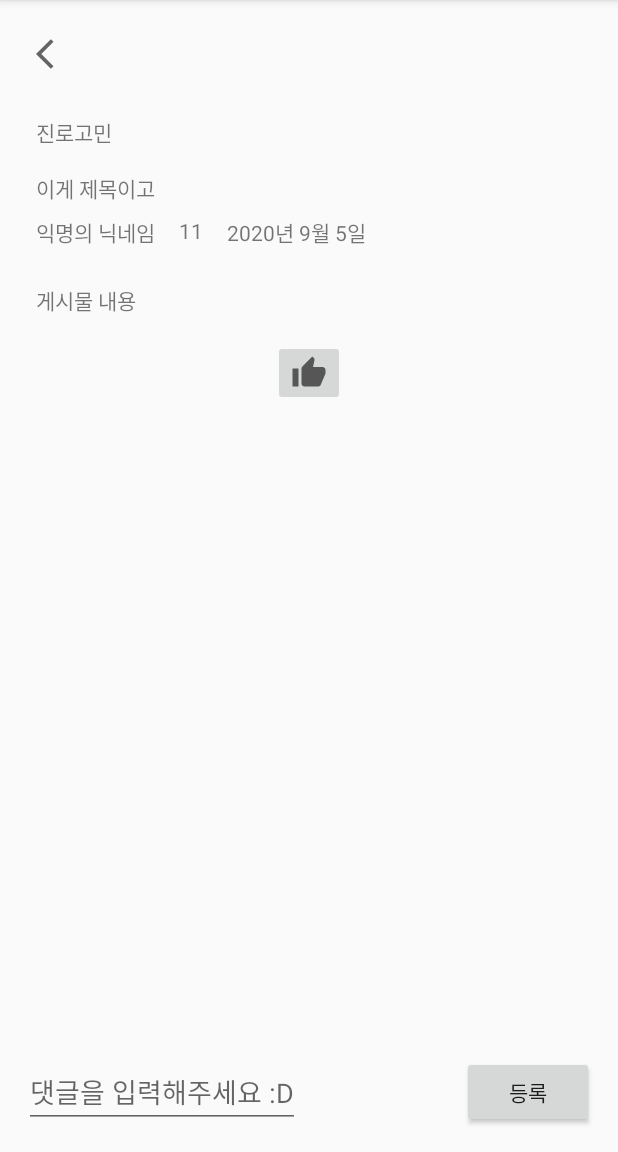
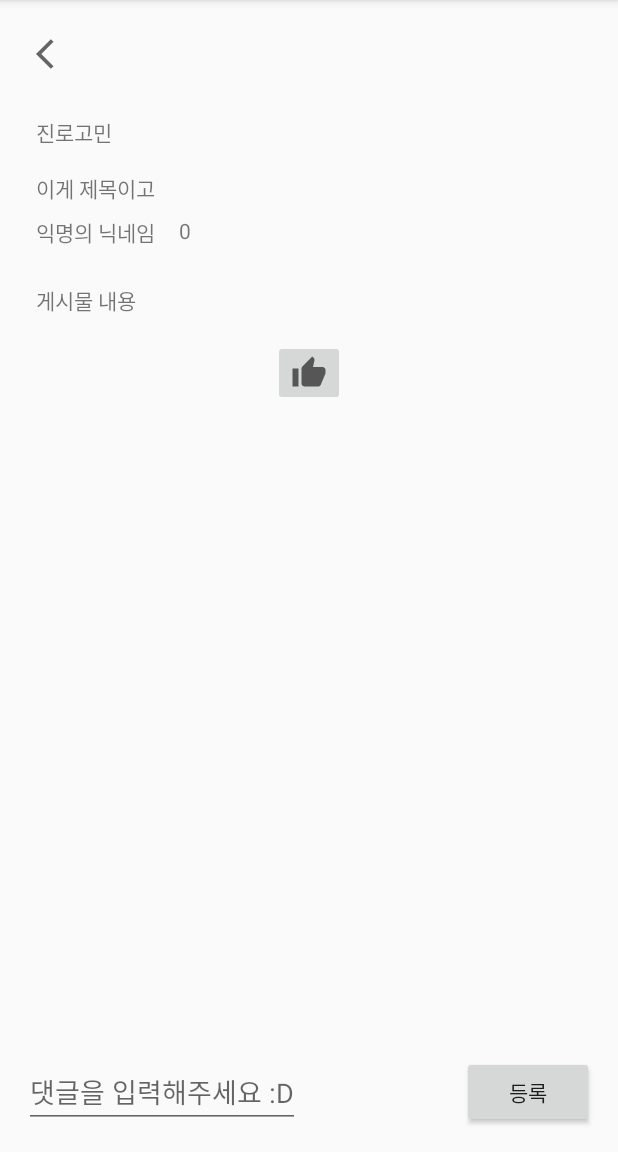
Before and after one commit to Samuel3Shin/android_master, an Android app: the DetailActivity screen opened directly, with no data from a screen before it, on a phone screen of 412 x 824 dp, the part 84-1236 px from its top. Run offline under Robolectric (Android 15) with nearby library versions, the phone set to English and light mode, and no system bars; our stand-ins replace Firebase (no records; nobody signed in at launch, a user with empty details on screens opened directly), Picasso; 2 statements that could not run were skipped.

Commit message:
20200906

```diff
--- a/AnonymousSNS/app/src/main/java/com/example/anonymoussns/Comment.kt
+++ b/AnonymousSNS/app/src/main/java/com/example/anonymoussns/Comment.kt
@@ -4,6 +4,7 @@ class Comment {
     var commentId = ""
     var postId = ""
     var writerId = ""
+    var nickname = ""
     var message = ""
     var writeTime:Any = Any()
     var bgUri = ""
--- a/AnonymousSNS/app/src/main/java/com/example/anonymoussns/DetailActivity.kt
+++ b/AnonymousSNS/app/src/main/java/com/example/anonymoussns/DetailActivity.kt
@@ -15,6 +15,7 @@ import androidx.recyclerview.widget.RecyclerView
 import com.google.firebase.database.*
 import com.squareup.picasso.Picasso
 import kotlinx.android.synthetic.main.activity_write.*
+import kotlinx.android.synthetic.main.gupsik_comment.view.*
 import kotlinx.android.synthetic.main.gupsik_detail.*
 
 
@@ -112,6 +113,28 @@ class DetailActivity : AppCompatActivity() {
 
         })
 
+        back_button.setOnClickListener {
+            finish()
+        }
+
+        // hitsCountText 갱신해준다.
+        val postRef = FirebaseDatabase.getInstance().getReference("/Posts/$postId")
+
+        postRef.addListenerForSingleValueEvent(object: ValueEventListener {
+            override fun onCancelled(error: DatabaseError) {
+                TODO("Not yet implemented")
+            }
+
+            override fun onDataChange(snapshot: DataSnapshot) {
+                val hitsCount = snapshot.child("hitsCount").getValue()
+                hitsCountText.setText(hitsCount.toString())
+
+                val writeTime = snapshot.child("writeTime").getValue()
+                val date = Utils.getDiffTimeText(writeTime as Long)
+                dateTextView.setText(date)
+            }
+        })
+
         register_button.setOnClickListener {
             val comment = Comment()
             val newRef = FirebaseDatabase.getInstance().getReference("Comments/$postId").push()
@@ -141,7 +164,6 @@ class DetailActivity : AppCompatActivity() {
 
         }
 
-
     }
 
     fun getMyId(): String {
@@ -150,6 +172,8 @@ class DetailActivity : AppCompatActivity() {
 
     inner class MyViewHolder(itemView: View): RecyclerView.ViewHolder(itemView) {
         val commentText = itemView.findViewById<TextView>(R.id.comment_text)
+        val commentWriteTime = itemView.dateTextView
+        val commentNickname = itemView.nickname
     }
 
     inner class MyAdapter: RecyclerView.Adapter<MyViewHolder>() {
@@ -163,6 +187,8 @@ class DetailActivity : AppCompatActivity() {
             val comment = commentList[position]
             comment?.let {
                 holder.commentText.text = comment.message
+                holder.commentWriteTime.text = Utils.getDiffTimeText(comment.writeTime as Long)
+//                holder.commentNickname.text = comment.nickname
             }
         }
 
@@ -172,6 +198,7 @@ class DetailActivity : AppCompatActivity() {
 
     }
 
+    // 점점점 메뉴 옵션 넣은부분. 수정, 삭제 가능.
     override fun onCreateOptionsMenu(menu: Menu?): Boolean {
         menuInflater.inflate(R.menu.detail, menu)
         return true
@@ -196,6 +223,7 @@ class DetailActivity : AppCompatActivity() {
                 return true
             }
         }
+
         return super.onOptionsItemSelected(item)
     }
 
--- a/AnonymousSNS/app/src/main/java/com/example/anonymoussns/Post.kt
+++ b/AnonymousSNS/app/src/main/java/com/example/anonymoussns/Post.kt
@@ -9,8 +9,8 @@ class Post {
     var writeTime:Any = Any()
     var bgUri = ""
     var commentCount = 0
-    var hits = 0
-    var likes = 0
+    var hitsCount = 0
+    var likesCount = 0
     var nickName = "익명의 닉네임"
 
 
--- a/AnonymousSNS/app/src/main/res/layout/gupsik_comment.xml
+++ b/AnonymousSNS/app/src/main/res/layout/gupsik_comment.xml
@@ -18,12 +18,12 @@
             android:layout_width="wrap_content"
             android:layout_height="wrap_content"
             android:layout_marginStart="24dp"
-            android:text="익명의 호랑이"
+            android:text="익명의 사무엘"
             app:layout_constraintStart_toStartOf="parent"
             app:layout_constraintTop_toTopOf="parent" />
 
         <TextView
-            android:id="@+id/date"
+            android:id="@+id/dateTextView"
             android:layout_width="wrap_content"
             android:layout_height="wrap_content"
             android:layout_marginStart="12dp"
--- a/AnonymousSNS/app/src/main/res/layout/gupsik_detail.xml
+++ b/AnonymousSNS/app/src/main/res/layout/gupsik_detail.xml
@@ -4,12 +4,13 @@
     xmlns:tools="http://schemas.android.com/tools"
     android:layout_width="match_parent"
     android:layout_height="match_parent"
+    android:background="?attr/selectableItemBackground"
     android:orientation="vertical">
 
     <LinearLayout
         android:layout_width="match_parent"
         android:layout_height="500dp"
-        android:layout_weight="0.8">
+        android:layout_weight="1">
 
         <androidx.core.widget.NestedScrollView
             android:layout_width="match_parent"
@@ -27,6 +28,7 @@
                     android:layout_marginStart="24dp"
                     android:layout_marginTop="24dp"
                     android:background="@android:color/transparent"
+                    android:foreground="?attr/selectableItemBackground"
                     app:layout_constraintStart_toStartOf="parent"
                     app:layout_constraintTop_toTopOf="parent"
                     app:srcCompat="@drawable/ic_baseline_arrow_back_ios_24" />
@@ -59,21 +61,21 @@
                     app:layout_constraintTop_toBottomOf="@+id/post_title" />
 
                 <TextView
-                    android:id="@+id/hits"
+                    android:id="@+id/hitsCountText"
                     android:layout_width="wrap_content"
                     android:layout_height="wrap_content"
                     android:layout_marginStart="16dp"
-                    android:text="11"
+                    android:text="0"
                     app:layout_constraintStart_toEndOf="@+id/nickname"
                     app:layout_constraintTop_toTopOf="@+id/nickname" />
 
                 <TextView
-                    android:id="@+id/date"
+                    android:id="@+id/dateTextView"
                     android:layout_width="wrap_content"
                     android:layout_height="wrap_content"
                     android:layout_marginStart="16dp"
                     android:text="2020년 9월 5일"
-                    app:layout_constraintStart_toEndOf="@+id/hits"
+                    app:layout_constraintStart_toEndOf="@+id/hitsCountText"
                     app:layout_constraintTop_toTopOf="@+id/nickname" />
 
                 <TextView
@@ -138,7 +140,7 @@
 
         <androidx.constraintlayout.widget.ConstraintLayout
             android:layout_width="match_parent"
-            android:layout_height="match_parent" >
+            android:layout_height="match_parent">
 
             <EditText
                 android:id="@+id/comments"
```
Also changed, not shown: AnonymousSNS/app/src/main/java/com/example/anonymoussns/MainActivity.kt (+24 -24 lines), AnonymousSNS/app/src/main/java/com/example/anonymoussns/Utils.kt (added, +35 -0 lines), AnonymousSNS/app/src/main/res/layout/card_post.xml (+10 -0 lines). Lines whose indentation alone changed are shown as unchanged.
